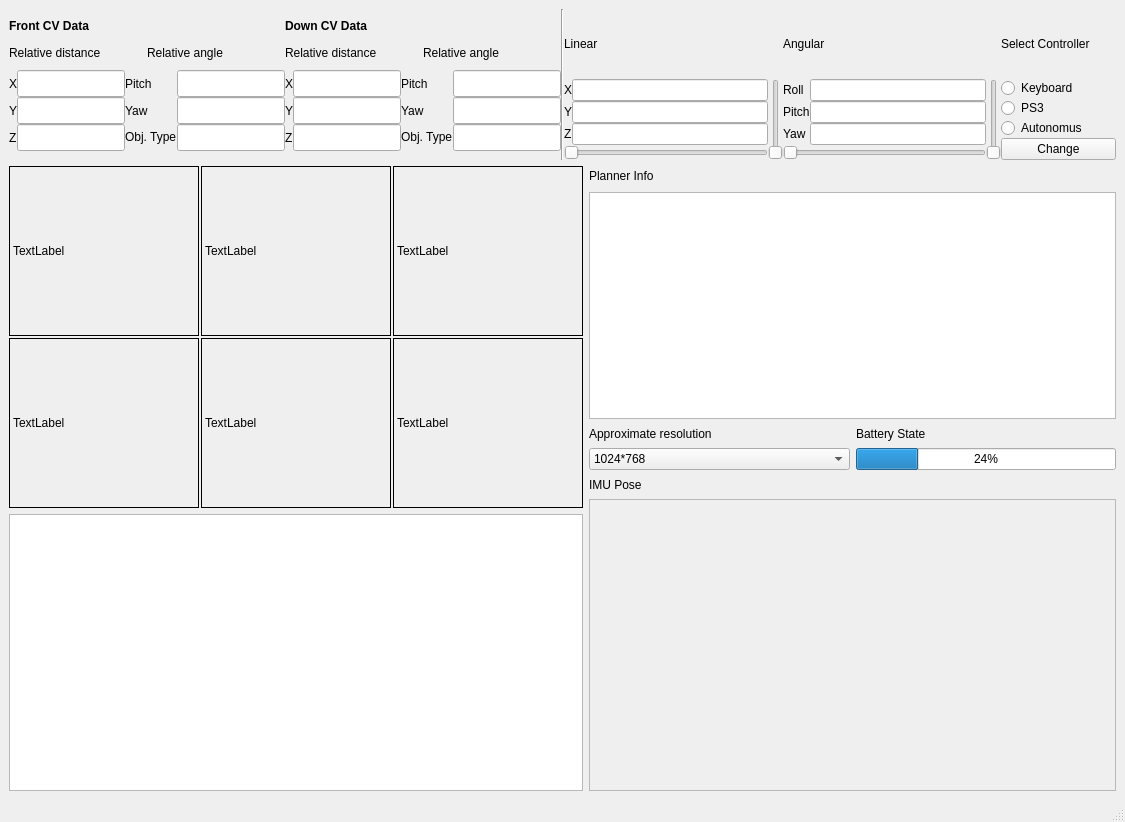
Old version of the form UI/QT design/no_imu_gr_resizable.ui in the repository mcgill-robotics-archive/auv-2014.
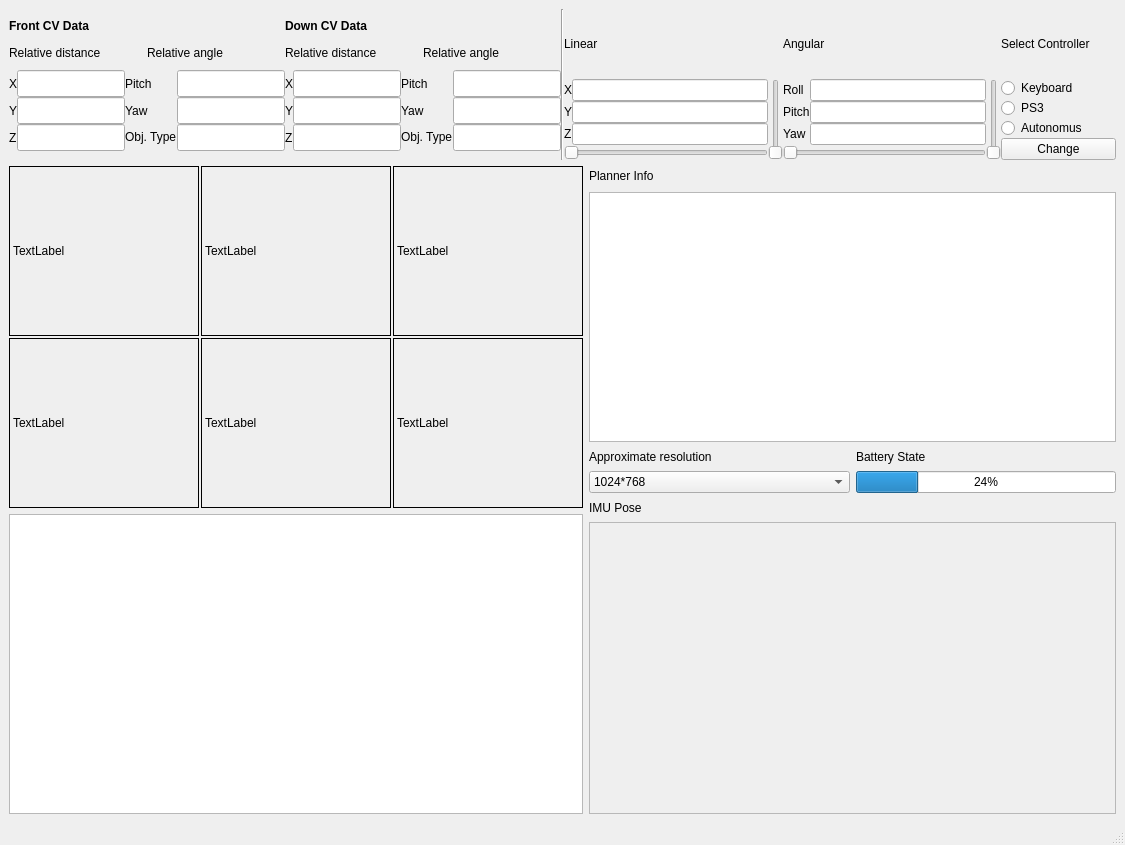
New version of the form. Icons and pictures are not drawn. Custom widgets are drawn as their Qt base class.

The edit to the form file:
```diff
--- a/UI/QT design/no_imu_gr_resizable.ui
+++ b/UI/QT design/no_imu_gr_resizable.ui
@@ -7,7 +7,7 @@
     <x>0</x>
     <y>0</y>
     <width>1125</width>
-    <height>822</height>
+    <height>845</height>
    </rect>
   </property>
   <property name="windowTitle">
@@ -961,21 +961,15 @@
             <property name="frameShadow">
              <enum>QFrame::Raised</enum>
             </property>
-            <widget class="QWidget" name="verticalLayoutWidget">
-             <property name="geometry">
-              <rect>
-               <x>0</x>
-               <y>0</y>
-               <width>511</width>
-               <height>271</height>
-              </rect>
-             </property>
+            <layout class="QGridLayout" name="gridLayout_8">
+             <item row="0" column="0">
              <layout class="QVBoxLayout" name="poseVizFrame">
               <property name="sizeConstraint">
                <enum>QLayout::SetDefaultConstraint</enum>
               </property>
              </layout>
-            </widget>
+             </item>
+            </layout>
            </widget>
           </item>
          </layout>
```
Left out of the diff: 20 changed lines with no effect on the pictures. Lines whose indentation alone changed are shown as unchanged.
